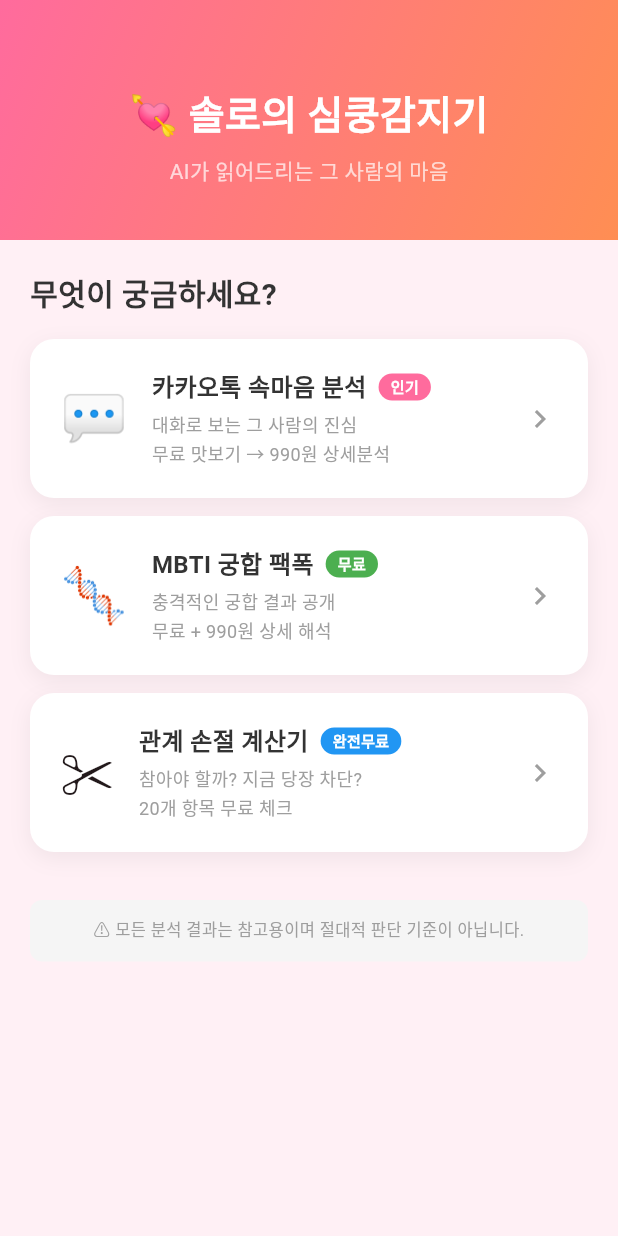
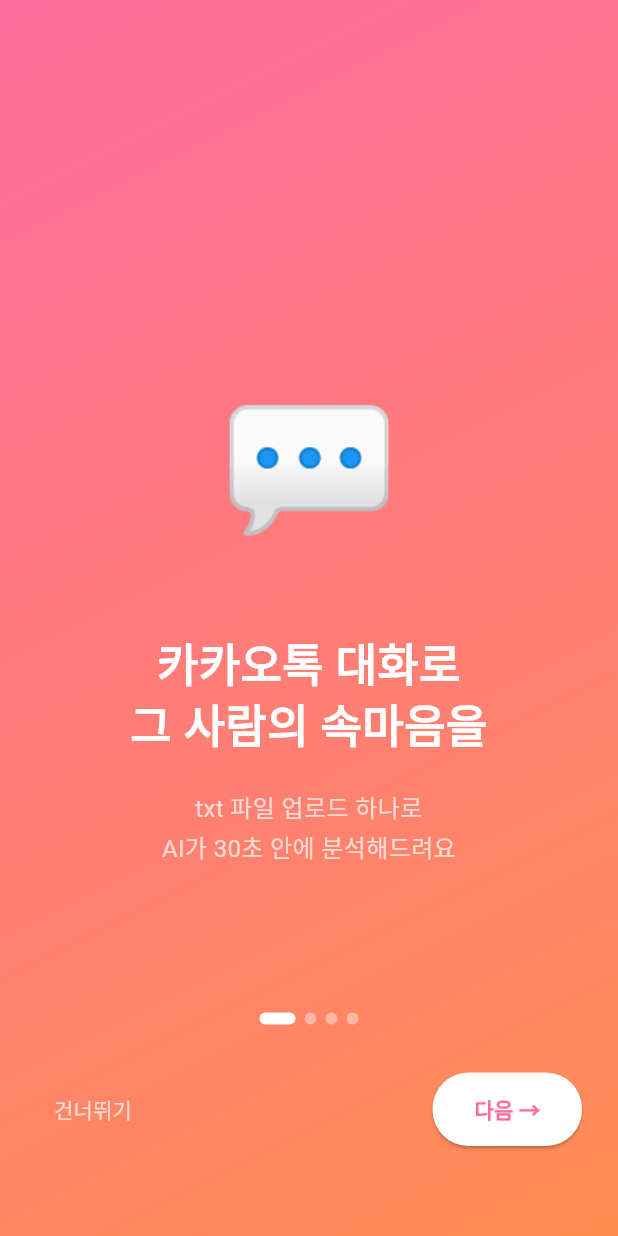
Before and after one commit to howlabmkt-star/mosolo, a Flutter app: the screen it shows after launch, on a phone screen of 412 x 824 dp. Run offline on Flutter 3.47's test engine with Material 3 defaults, Android fonts, the phone set to English and light mode, and no system bars; our stand-ins replace cloud_firestore, cloud_functions, file_picker, firebase_auth, firebase_core, firebase_crashlytics and 5 more; missing offline and left inert: purchases_flutter; accounts and stored records are empty; network calls fail; Roboto replaces fonts that are missing (Pretendard).

Commit message:
feat: Phase 2 — 온보딩, 히스토리, 설정, 네이티브 설정, 배포 스크립트
화면 추가:
- OnboardingScreen: 4페이지 그라디언트 슬라이더, SharedPreferences로 완료 기억
- HistoryScreen: Firestore 실시간 스트림으로 분석 기록 조회
- SettingsScreen: 크레딧 현황, 구매 복원, 개인정보처리방침 링크
- PrivacyPolicyScreen / TermsScreen: 앱스토어 심사 필수 법적 문서
- MainShell: BottomNavigationBar (홈/기록/설정 3탭)

라우팅:
- StatefulShellRoute로 탭 상태 유지
- 온보딩 미완료 시 자동 리다이렉트

네이티브:
- android/AndroidManifest.xml: 인터넷 권한, FileProvider, 파일 선택 쿼리
- android/build.gradle: compileSdk 34, minSdk 23, 앱 ID
- ios/Info.plist: 앱 이름, 사진 접근 설명, ATT, 최소 iOS 14

기타:
- deploy.sh: functions/android/ios/rules 선택 배포 스크립트
- test/widget_test.dart: 모델 단위 테스트
- functions/index.test.ts: Cloud Functions 로직 단위 테스트
- README.md: 로컬 테스트 방법 4가지 상세 추가

https://claude.ai/code/session_01N236Gub2PdTLj1SHTFehU7

```diff
--- a/lib/router.dart
+++ b/lib/router.dart
@@ -1,40 +1,73 @@
+import 'package:flutter/material.dart';
 import 'package:go_router/go_router.dart';
+import 'package:shared_preferences/shared_preferences.dart';
+import 'screens/main_shell.dart';
 import 'screens/home_screen.dart';
+import 'screens/history_screen.dart';
+import 'screens/settings_screen.dart';
 import 'screens/kakao_analysis_screen.dart';
 import 'screens/mbti_screen.dart';
 import 'screens/breakup_calculator_screen.dart';
-import 'screens/result_screen.dart';
 import 'screens/paywall_screen.dart';
+import 'screens/onboarding_screen.dart';
+import 'screens/privacy_policy_screen.dart';
+
+Future<String> _initialLocation() async {
+  final prefs = await SharedPreferences.getInstance();
+  final done = prefs.getBool('onboarding_done') ?? false;
+  return done ? '/' : '/onboarding';
+}
 
 final appRouter = GoRouter(
   initialLocation: '/',
+  redirect: (context, state) async {
+    if (state.matchedLocation == '/onboarding') return null;
+    final prefs = await SharedPreferences.getInstance();
+    final done = prefs.getBool('onboarding_done') ?? false;
+    if (!done) return '/onboarding';
+    return null;
+  },
   routes: [
+    // 온보딩
     GoRoute(
-      path: '/',
-      builder: (context, state) => const HomeScreen(),
+      path: '/onboarding',
+      builder: (context, state) => const OnboardingScreen(),
     ),
-    GoRoute(
-      path: '/kakao',
-      builder: (context, state) => const KakaoAnalysisScreen(),
+
+    // 메인 탭 쉘
+    StatefulShellRoute.indexedStack(
+      builder: (context, state, shell) => MainShell(navigationShell: shell),
+      branches: [
+        StatefulShellBranch(routes: [
+          GoRoute(
+            path: '/',
+            builder: (context, state) => const HomeScreen(),
+            routes: [
+              GoRoute(path: 'kakao', builder: (_, __) => const KakaoAnalysisScreen()),
+              GoRoute(path: 'mbti', builder: (_, __) => const MbtiScreen()),
+              GoRoute(path: 'breakup', builder: (_, __) => const BreakupCalculatorScreen()),
+            ],
+          ),
+        ]),
+        StatefulShellBranch(routes: [
+          GoRoute(path: '/history', builder: (_, __) => const HistoryScreen()),
+        ]),
+        StatefulShellBranch(routes: [
+          GoRoute(
+            path: '/settings',
+            builder: (_, __) => const SettingsScreen(),
+            routes: [
+              GoRoute(path: 'privacy', builder: (_, __) => const PrivacyPolicyScreen()),
+              GoRoute(path: 'terms', builder: (_, __) => const TermsScreen()),
+            ],
+          ),
+        ]),
+      ],
     ),
-    GoRoute(
-      path: '/mbti',
-      builder: (context, state) => const MbtiScreen(),
-    ),
-    GoRoute(
-      path: '/breakup',
-      builder: (context, state) => const BreakupCalculatorScreen(),
-    ),
-    GoRoute(
-      path: '/result',
-      builder: (context, state) {
-        final extra = state.extra as Map<String, dynamic>;
-        return ResultScreen(result: extra);
-      },
-    ),
-    GoRoute(
-      path: '/paywall',
-      builder: (context, state) => const PaywallScreen(),
-    ),
+
+    // 전체 화면 (탭 바 없이)
+    GoRoute(path: '/paywall', builder: (_, __) => const PaywallScreen()),
+    GoRoute(path: '/privacy', builder: (_, __) => const PrivacyPolicyScreen()),
+    GoRoute(path: '/terms', builder: (_, __) => const TermsScreen()),
   ],
 );
--- /dev/null
+++ b/lib/screens/onboarding_screen.dart
@@ -0,0 +1,174 @@
+import 'package:flutter/material.dart';
+import 'package:go_router/go_router.dart';
+import 'package:shared_preferences/shared_preferences.dart';
+
+class OnboardingScreen extends StatefulWidget {
+  const OnboardingScreen({super.key});
+
+  @override
+  State<OnboardingScreen> createState() => _OnboardingScreenState();
+}
+
+class _OnboardingScreenState extends State<OnboardingScreen> {
+  final _controller = PageController();
+  int _currentPage = 0;
+
+  static const _pages = [
+    _OnboardingPage(
+      emoji: '💬',
+      title: '카카오톡 대화로\n그 사람의 속마음을',
+      subtitle: 'txt 파일 업로드 하나로\nAI가 30초 안에 분석해드려요',
+      gradient: [Color(0xFFFF6B9D), Color(0xFFFF8E53)],
+    ),
+    _OnboardingPage(
+      emoji: '🧬',
+      title: 'MBTI 궁합,\n충격적인 진실 공개',
+      subtitle: '충격 팩폭 결과를 인스타·틱톡에\n공유하고 친구와 비교해보세요',
+      gradient: [Color(0xFF7B68EE), Color(0xFFFF6B9D)],
+    ),
+    _OnboardingPage(
+      emoji: '✂️',
+      title: '이 관계, 계속해야 할까?\n지금 바로 확인',
+      subtitle: '20개 항목 체크로\n"참으세요" vs "지금 당장 차단" 결정',
+      gradient: [Color(0xFF2196F3), Color(0xFF7B68EE)],
+    ),
+    _OnboardingPage(
+      emoji: '🔒',
+      title: '내 대화 내용은\n절대 저장되지 않아요',
+      subtitle: '카카오톡 원문은 분석 즉시 삭제\n결과만 안전하게 보관됩니다',
+      gradient: [Color(0xFF4CAF50), Color(0xFF2196F3)],
+    ),
+  ];
+
+  Future<void> _finish() async {
+    final prefs = await SharedPreferences.getInstance();
+    await prefs.setBool('onboarding_done', true);
+    if (mounted) context.go('/');
+  }
+
+  @override
+  Widget build(BuildContext context) {
+    return Scaffold(
+      body: Stack(
+        children: [
+          PageView.builder(
+            controller: _controller,
+            itemCount: _pages.length,
+            onPageChanged: (i) => setState(() => _currentPage = i),
+            itemBuilder: (context, i) => _PageView(page: _pages[i]),
+          ),
+
+          // 인디케이터 + 버튼
+          Positioned(
+            bottom: 60, left: 24, right: 24,
+            child: Column(
+              children: [
+                // 도트 인디케이터
+                Row(
+                  mainAxisAlignment: MainAxisAlignment.center,
+                  children: List.generate(_pages.length, (i) => AnimatedContainer(
+                    duration: const Duration(milliseconds: 200),
+                    width: _currentPage == i ? 24 : 8,
+                    height: 8,
+                    margin: const EdgeInsets.symmetric(horizontal: 3),
+                    decoration: BoxDecoration(
+                      color: Colors.white.withOpacity(_currentPage == i ? 1 : 0.4),
+                      borderRadius: BorderRadius.circular(4),
+                    ),
+                  )),
+                ),
+                const SizedBox(height: 32),
+
+                // 버튼
+                if (_currentPage < _pages.length - 1)
+                  Row(children: [
+                    TextButton(
+                      onPressed: _finish,
+                      child: const Text('건너뛰기', style: TextStyle(color: Colors.white70)),
+                    ),
+                    const Spacer(),
+                    ElevatedButton(
+                      onPressed: () => _controller.nextPage(
+                        duration: const Duration(milliseconds: 300),
+                        curve: Curves.easeInOut,
+                      ),
+                      style: ElevatedButton.styleFrom(
+                        backgroundColor: Colors.white,
+                        foregroundColor: const Color(0xFFFF6B9D),
+                        shape: RoundedRectangleBorder(borderRadius: BorderRadius.circular(24)),
+                        padding: const EdgeInsets.symmetric(horizontal: 28, vertical: 14),
+                      ),
+                      child: const Text('다음 →', style: TextStyle(fontWeight: FontWeight.w700)),
+                    ),
+                  ])
+                else
+                  SizedBox(
+                    width: double.infinity,
+                    height: 52,
+                    child: ElevatedButton(
+                      onPressed: _finish,
+                      style: ElevatedButton.styleFrom(
+                        backgroundColor: Colors.white,
+                        foregroundColor: const Color(0xFFFF6B9D),
+                        shape: RoundedRectangleBorder(borderRadius: BorderRadius.circular(14)),
+                      ),
+                      child: const Text('시작하기 💘', style: TextStyle(fontSize: 17, fontWeight: FontWeight.w800)),
+                    ),
+                  ),
+              ],
+            ),
+          ),
+        ],
+      ),
+    );
+  }
+}
+
+class _PageView extends StatelessWidget {
+  final _OnboardingPage page;
+  const _PageView({required this.page});
+
+  @override
+  Widget build(BuildContext context) {
+    return Container(
+      decoration: BoxDecoration(
+        gradient: LinearGradient(
+          begin: Alignment.topLeft,
+          end: Alignment.bottomRight,
+          colors: page.gradient,
+        ),
+      ),
+      child: SafeArea(
+        child: Padding(
+          padding: const EdgeInsets.all(32),
+          child: Column(
+            mainAxisAlignment: MainAxisAlignment.center,
+            children: [
+              Text(page.emoji, style: const TextStyle(fontSize: 96)),
+              const SizedBox(height: 40),
+              Text(
+                page.title,
+                style: const TextStyle(fontSize: 30, fontWeight: FontWeight.w900, color: Colors.white, height: 1.3),
+                textAlign: TextAlign.center,
+              ),
+              const SizedBox(height: 20),
+              Text(
+                page.subtitle,
+                style: const TextStyle(fontSize: 16, color: Colors.white70, height: 1.6),
+                textAlign: TextAlign.center,
+              ),
+            ],
+          ),
+        ),
+      ),
+    );
+  }
+}
+
+class _OnboardingPage {
+  final String emoji;
+  final String title;
+  final String subtitle;
+  final List<Color> gradient;
+  const _OnboardingPage({required this.emoji, required this.title, required this.subtitle, required this.gradient});
+}
```
Also changed, not shown: lib/screens/history_screen.dart (added, +142 -0 lines), lib/screens/main_shell.dart (added, +26 -0 lines), lib/screens/privacy_policy_screen.dart (added, +156 -0 lines), lib/screens/settings_screen.dart (added, +108 -0 lines), 8 other files.
